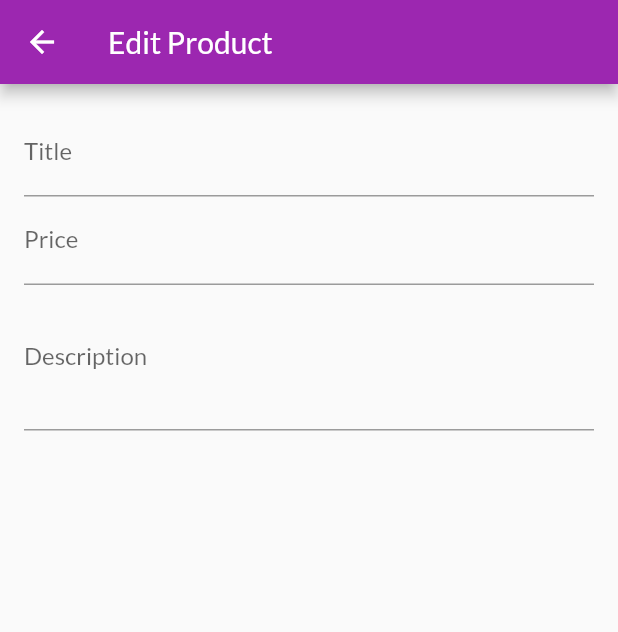
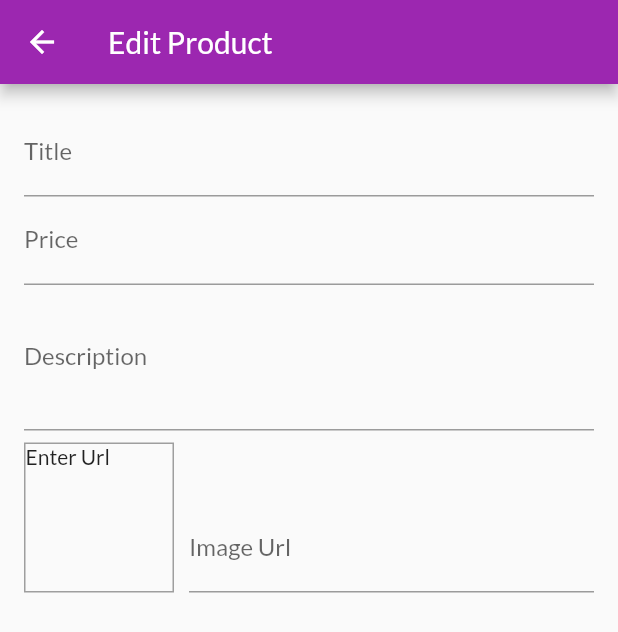
Before and after one commit to ghanayemomar/shop_app, a Flutter app: the EditProductScreen screen opened by its route, on a phone screen of 412 x 824 dp. Shown: the top 632 px of the screen. Run offline on Flutter 3.47's test engine with Material 2 defaults, Android fonts, the phone set to English and light mode, and no system bars; network calls fail.

Commit message:
227. Image Input & Image Preview

```diff
--- a/lib/screens/edit_product_screen.dart
+++ b/lib/screens/edit_product_screen.dart
@@ -9,13 +9,30 @@ class EditProductScreen extends StatefulWidget {
 class _EditProductScreenState extends State<EditProductScreen> {
   final _priceFocusNode = FocusNode();
   final _descriptionFocusNode = FocusNode();
+  final _imageFoucsNode = FocusNode();
+  final _imageUrlController = TextEditingController();
+
+  @override
+  void initState() {
+    _imageFoucsNode.addListener(
+        _updateImageUrl); //so we added listner here whenever the TextField Loses Foucs.
+    super.initState();
+  }
 
   @override
   void dispose() {
     //to not make fouceMode Stick Around in memory
+    _imageFoucsNode.removeListener(_updateImageUrl); //clear the listener.
     _priceFocusNode.dispose();
     _descriptionFocusNode.dispose();
+    _imageUrlController.dispose();
     super.dispose();
+  }
+
+  void _updateImageUrl() {
+    if (!_imageFoucsNode.hasFocus) {
+      setState(() {});
+    }
   }
 
   Widget build(BuildContext context) {
@@ -54,6 +71,34 @@ class _EditProductScreenState extends State<EditProductScreen> {
                 keyboardType: TextInputType.multiline,
                 focusNode: _descriptionFocusNode,
               ),
+              Row(
+                crossAxisAlignment: CrossAxisAlignment.end,
+                children: <Widget>[
+                  Container(
+                    width: 100,
+                    height: 100,
+                    margin: EdgeInsets.only(top: 8, right: 10),
+                    decoration: BoxDecoration(
+                      border: Border.all(width: 1, color: Colors.grey),
+                    ),
+                    child: _imageUrlController.text.isEmpty
+                        ? Text("Enter Url")
+                        : FittedBox(
+                            child: Image.network(_imageUrlController.text,
+                                fit: BoxFit.cover)),
+                  ),
+                  Expanded(
+                    child: TextFormField(
+                      decoration: InputDecoration(labelText: 'Image Url'),
+                      keyboardType: TextInputType.url,
+                      textInputAction: TextInputAction.done,
+                      controller: _imageUrlController,
+                      focusNode:
+                          _imageFoucsNode, //to have the value before the form is submitted
+                    ),
+                  )
+                ],
+              )
             ],
           ),
         ),
```
